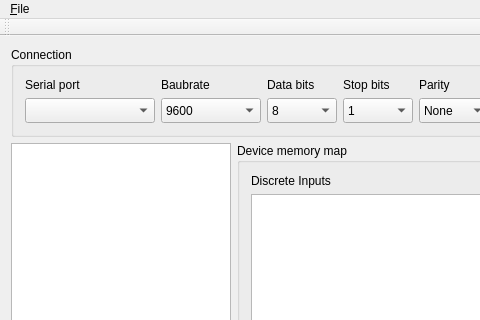
This is qslave-gui/forms/mainwindow.ui in maisvendoo/qslave as Qt 5 draws it before an edit; both pictures show x 0 to 480 and y 0 to 320 of the 1052 by 691 pixel window. The edited form follows.
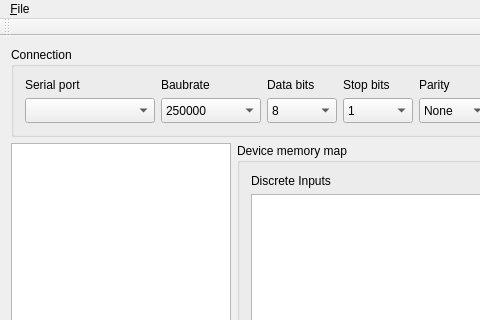
This is the edited form.

Commit message: Baubrate default 250000

Diff of the .ui file:
```diff
--- a/qslave-gui/forms/mainwindow.ui
+++ b/qslave-gui/forms/mainwindow.ui
@@ -87,6 +87,9 @@
            <height>25</height>
           </size>
          </property>
+         <property name="currentIndex">
+          <number>7</number>
+         </property>
          <item>
           <property name="text">
            <string>9600</string>
```
